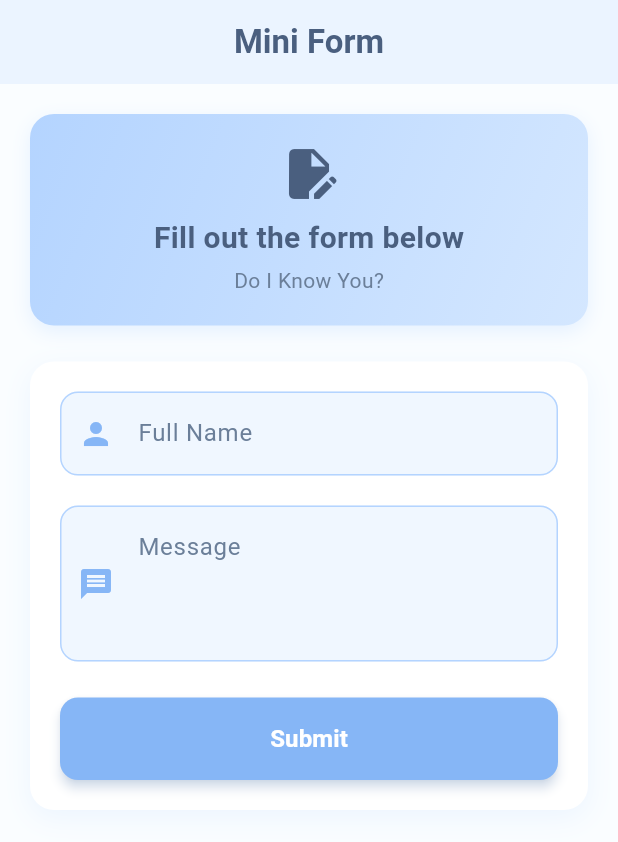
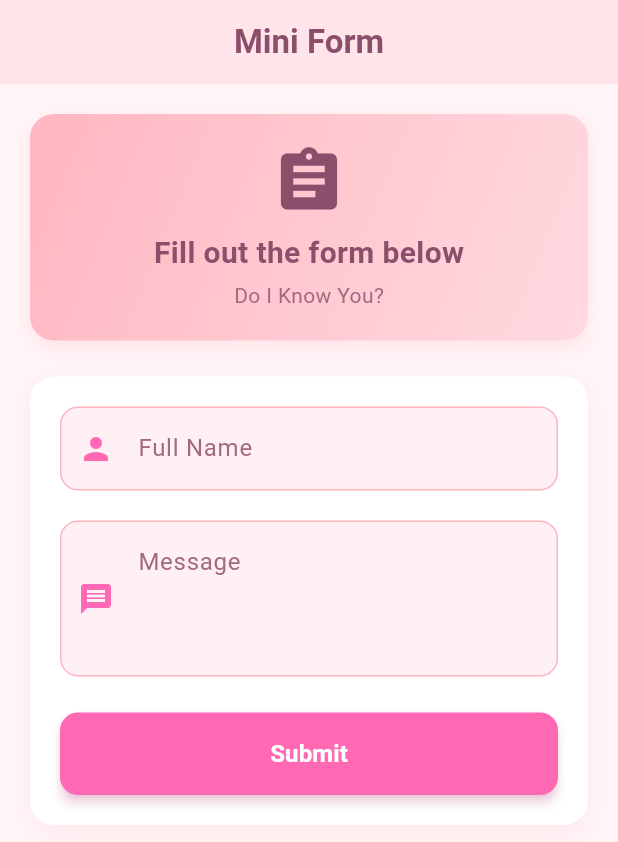
Before and after one commit to Shen-is-pretty/bsis3A-take-home-homework-SALCEDO, a Flutter app: the screen it shows after launch, on a phone screen of 412 x 824 dp. Shown: the top 842 px of the screen. Run offline on Flutter 3.47's test engine with Material 3 defaults, Android fonts, the phone set to English and light mode, and no system bars.

Commit message:
Second Commit

```diff
--- a/lib/main.dart
+++ b/lib/main.dart
@@ -13,26 +13,26 @@ class MyApp extends StatelessWidget {
       debugShowCheckedModeBanner: false,
       title: 'Mini Form',
       theme: ThemeData(
-        primarySwatch: Colors.blue,
+        primarySwatch: Colors.pink,
         useMaterial3: true,
         colorScheme: ColorScheme.fromSeed(
-          seedColor: const Color(0xFFB4D4FF),
+          seedColor: const Color(0xFFFFB6C1),
           brightness: Brightness.light,
         ),
         inputDecorationTheme: InputDecorationTheme(
           filled: true,
-          fillColor: const Color(0xFFF0F7FF),
+          fillColor: const Color(0xFFFFF0F5),
           border: OutlineInputBorder(
             borderRadius: BorderRadius.circular(12),
-            borderSide: const BorderSide(color: Color(0xFFB4D4FF)),
+            borderSide: const BorderSide(color: Color(0xFFFFB6C1)),
           ),
           enabledBorder: OutlineInputBorder(
             borderRadius: BorderRadius.circular(12),
-            borderSide: const BorderSide(color: Color(0xFFB4D4FF)),
+            borderSide: const BorderSide(color: Color(0xFFFFB6C1)),
           ),
           focusedBorder: OutlineInputBorder(
             borderRadius: BorderRadius.circular(12),
-            borderSide: const BorderSide(color: Color(0xFF86B6F6), width: 2),
+            borderSide: const BorderSide(color: Color(0xFFFF69B4), width: 2),
           ),
         ),
       ),
@@ -77,17 +77,17 @@ class _MiniFormScreenState extends State<MiniFormScreen> {
   @override
   Widget build(BuildContext context) {
     return Scaffold(
-      backgroundColor: const Color(0xFFFAFDFF),
+      backgroundColor: const Color(0xFFFFF5F7),
       appBar: AppBar(
         title: const Text(
           'Mini Form',
           style: TextStyle(
             fontWeight: FontWeight.w600,
-            color: Color(0xFF4A5F7F),
+            color: Color(0xFF8B4F6B),
           ),
         ),
         centerTitle: true,
-        backgroundColor: const Color(0xFFEBF4FF),
+        backgroundColor: const Color(0xFFFFE4E9),
         elevation: 0,
       ),
       body: SingleChildScrollView(
@@ -101,41 +101,46 @@ class _MiniFormScreenState extends State<MiniFormScreen> {
                 padding: const EdgeInsets.all(20),
                 decoration: BoxDecoration(
                   gradient: const LinearGradient(
-                    colors: [Color(0xFFB4D4FF), Color(0xFFD4E7FF)],
+                    colors: [Color(0xFFFFB6C1), Color(0xFFFFDAE0)],
                     begin: Alignment.topLeft,
                     end: Alignment.bottomRight,
                   ),
                   borderRadius: BorderRadius.circular(16),
                   boxShadow: [
                     BoxShadow(
-                      color: const Color(0xFFB4D4FF).withOpacity(0.3),
+                      color: const Color(0xFFFFB6C1).withOpacity(0.3),
                       blurRadius: 10,
                       offset: const Offset(0, 4),
                     ),
                   ],
                 ),
-                child: const Column(
+                child: Column(
                   children: [
-                    Icon(
-                      Icons.edit_document,
-                      size: 40,
-                      color: Color(0xFF4A5F7F),
+                    Stack(
+                      alignment: Alignment.center,
+                      children: [
+                        const Icon(
+                          Icons.assignment,
+                          size: 50,
+                          color: Color(0xFF8B4F6B),
+                        ),
+                      ],
                     ),
-                    SizedBox(height: 8),
-                    Text(
+                    const SizedBox(height: 8),
+                    const Text(
                       'Fill out the form below',
                       style: TextStyle(
                         fontSize: 20,
                         fontWeight: FontWeight.bold,
-                        color: Color(0xFF4A5F7F),
+                        color: Color(0xFF8B4F6B),
                       ),
                     ),
-                    SizedBox(height: 4),
-                    Text(
+                    const SizedBox(height: 4),
+                    const Text(
                       'Do I Know You?',
                       style: TextStyle(
                         fontSize: 14,
-                        color: Color(0xFF6B7F99),
+                        color: Color(0xFFA36981),
                       ),
                     ),
                   ],
@@ -152,7 +157,7 @@ class _MiniFormScreenState extends State<MiniFormScreen> {
                   borderRadius: BorderRadius.circular(16),
                   boxShadow: [
                     BoxShadow(
-                      color: const Color(0xFFB4D4FF).withOpacity(0.2),
+                      color: const Color(0xFFFFB6C1).withOpacity(0.2),
                       blurRadius: 15,
                       offset: const Offset(0, 5),
                     ),
@@ -167,10 +172,10 @@ class _MiniFormScreenState extends State<MiniFormScreen> {
                         controller: _nameController,
                         decoration: const InputDecoration(
                           labelText: 'Full Name',
-                          labelStyle: TextStyle(color: Color(0xFF6B7F99)),
+                          labelStyle: TextStyle(color: Color(0xFFA36981)),
                           hintText: 'Enter your full name',
-                          hintStyle: TextStyle(color: Color(0xFFB4C7E7)),
-                          prefixIcon: Icon(Icons.person, color: Color(0xFF86B6F6)),
+                          hintStyle: TextStyle(color: Color(0xFFFFCDD2)),
+                          prefixIcon: Icon(Icons.person, color: Color(0xFFFF69B4)),
                         ),
                         validator: (value) {
                           if (value == null || value.isEmpty) {
@@ -185,11 +190,11 @@ class _MiniFormScreenState extends State<MiniFormScreen> {
                         controller: _messageController,
                         decoration: const InputDecoration(
                           labelText: 'Message',
-                          labelStyle: TextStyle(color: Color(0xFF6B7F99)),
+                          labelStyle: TextStyle(color: Color(0xFFA36981)),
                           hintText: 'Enter your message',
-                          hintStyle: TextStyle(color: Color(0xFFB4C7E7)),
+                          hintStyle: TextStyle(color: Color(0xFFFFCDD2)),
                           alignLabelWithHint: true,
-                          prefixIcon: Icon(Icons.message, color: Color(0xFF86B6F6)),
+                          prefixIcon: Icon(Icons.message, color: Color(0xFFFF69B4)),
                         ),
                         maxLines: 3,
                         validator: (value) {
@@ -204,14 +209,14 @@ class _MiniFormScreenState extends State<MiniFormScreen> {
                       ElevatedButton(
                         onPressed: _handleSubmit,
                         style: ElevatedButton.styleFrom(
-                          backgroundColor: const Color(0xFF86B6F6),
+                          backgroundColor: const Color(0xFFFF69B4),
                           foregroundColor: Colors.white,
                           padding: const EdgeInsets.symmetric(vertical: 16),
                           shape: RoundedRectangleBorder(
                             borderRadius: BorderRadius.circular(12),
                           ),
                           elevation: 3,
-                          shadowColor: const Color(0xFF86B6F6).withOpacity(0.5),
+                          shadowColor: const Color(0xFFFF69B4).withOpacity(0.5),
                         ),
                         child: const Text(
                           'Submit',
@@ -234,13 +239,13 @@ class _MiniFormScreenState extends State<MiniFormScreen> {
                   padding: const EdgeInsets.all(20),
                   decoration: BoxDecoration(
                     gradient: const LinearGradient(
-                      colors: [Color(0xFFEBF4FF), Color(0xFFF0F7FF)],
+                      colors: [Color(0xFFFFE4E9), Color(0xFFFFF0F5)],
                       begin: Alignment.topLeft,
                       end: Alignment.bottomRight,
                     ),
                     borderRadius: BorderRadius.circular(16),
                     border: Border.all(
-                      color: const Color(0xFFB4D4FF),
+                      color: const Color(0xFFFFB6C1),
                       width: 2,
                     ),
                   ),
@@ -252,7 +257,7 @@ class _MiniFormScreenState extends State<MiniFormScreen> {
                           Container(
                             padding: const EdgeInsets.all(8),
                             decoration: BoxDecoration(
-                              color: const Color(0xFF86B6F6),
+                              color: const Color(0xFFFF69B4),
                               borderRadius: BorderRadius.circular(8),
                             ),
                             child: const Icon(
@@ -267,7 +272,7 @@ class _MiniFormScreenState extends State<MiniFormScreen> {
                             style: TextStyle(
                               fontSize: 20,
                               fontWeight: FontWeight.bold,
-                              color: Color(0xFF4A5F7F),
+                              color: Color(0xFF8B4F6B),
                             ),
                           ),
                         ],
@@ -280,7 +285,7 @@ class _MiniFormScreenState extends State<MiniFormScreen> {
                           borderRadius: BorderRadius.circular(12),
                           boxShadow: [
                             BoxShadow(
-                              color: const Color(0xFFB4D4FF).withOpacity(0.15),
+                              color: const Color(0xFFFFB6C1).withOpacity(0.15),
                               blurRadius: 8,
                               offset: const Offset(0, 2),
                             ),
@@ -293,7 +298,7 @@ class _MiniFormScreenState extends State<MiniFormScreen> {
                               children: [
                                 const Icon(
                                   Icons.person,
-                                  color: Color(0xFF86B6F6),
+                                  color: Color(0xFFFF69B4),
                                   size: 20,
                                 ),
                                 const SizedBox(width: 8),
@@ -302,7 +307,7 @@ class _MiniFormScreenState extends State<MiniFormScreen> {
                                   style: TextStyle(
                                     fontSize: 14,
                                     fontWeight: FontWeight.w600,
-                                    color: Color(0xFF6B7F99),
+                                    color: Color(0xFFA36981),
                                   ),
                                 ),
                                 const SizedBox(width: 8),
@@ -312,21 +317,21 @@ class _MiniFormScreenState extends State<MiniFormScreen> {
                                     style: const TextStyle(
                                       fontSize: 16,
                                       fontWeight: FontWeight.w500,
-                                      color: Color(0xFF4A5F7F),
+                                      color: Color(0xFF8B4F6B),
                                     ),
                                   ),
                                 ),
                               ],
                             ),
                             const SizedBox(height: 12),
-                            const Divider(color: Color(0xFFD4E7FF)),
+                            const Divider(color: Color(0xFFFFDAE0)),
                             const SizedBox(height: 12),
                             Row(
                               crossAxisAlignment: CrossAxisAlignment.start,
                               children: [
                                 const Icon(
                                   Icons.message,
-                                  color: Color(0xFF86B6F6),
+                                  color: Color(0xFFFF69B4),
                                   size: 20,
                                 ),
                                 const SizedBox(width: 8),
@@ -335,7 +340,7 @@ class _MiniFormScreenState extends State<MiniFormScreen> {
                                   style: TextStyle(
                                     fontSize: 14,
                                     fontWeight: FontWeight.w600,
-                                    color: Color(0xFF6B7F99),
+                                    color: Color(0xFFA36981),
                                   ),
                                 ),
                                 const SizedBox(width: 8),
@@ -344,7 +349,7 @@ class _MiniFormScreenState extends State<MiniFormScreen> {
                                     _submittedMessage,
                                     style: const TextStyle(
                                       fontSize: 16,
-                                      color: Color(0xFF4A5F7F),
+                                      color: Color(0xFF8B4F6B),
                                     ),
                                   ),
                                 ),
```
